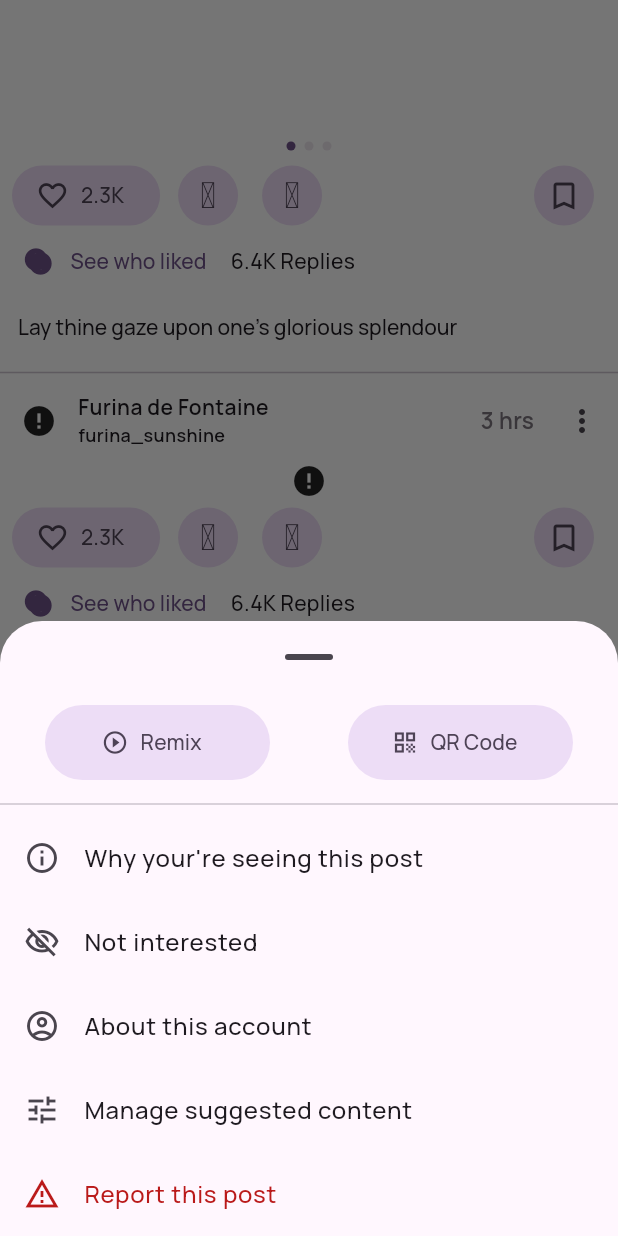
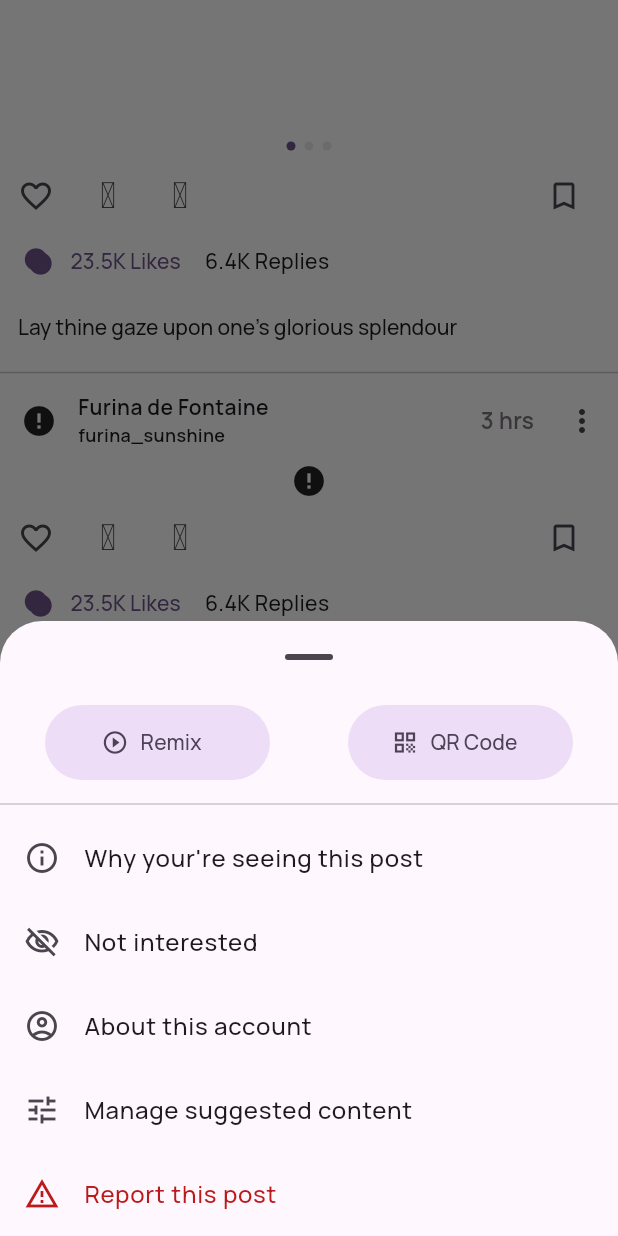
Before and after one commit to crystalarcus/Instagram-M3-Redesigned, a Flutter app: the screen it shows after launch, scrolled down 576 dp, after a tap on the "more vert" icon, on a phone screen of 412 x 824 dp. Run offline on Flutter 3.47's test engine with Material 3 defaults, Android fonts, the light colour scheme and no system bars; drawn by our look-alikes of cached_network_image, flutter_carousel_widget; our stand-ins replace go_router, google_fonts, material_design_icons_flutter, material_symbols_icons, scrollable_positioned_list; missing offline and left inert: side_sheet; network calls fail.

Commit message:
PostWidget buttons change

```diff
--- a/lib/Components/posts.dart
+++ b/lib/Components/posts.dart
@@ -184,7 +184,6 @@ class _MobilePostState extends State<MobilePost> {
           Row(
             mainAxisSize: MainAxisSize.max,
             children: [
-              const SizedBox(width: 8),
               SelectButton(
                 isSelected: liked,
                 selectedColor: Colors.red,
@@ -197,10 +196,9 @@ class _MobilePostState extends State<MobilePost> {
                 selectedIcon: Icons.favorite,
                 unselectedIcon: Icons.favorite_outline,
               ),
-              const SizedBox(width: 8),
               SizedBox(
                   height: 40,
-                  child: IconButton.filledTonal(
+                  child: IconButton(
                       onPressed: () {
                         showModalBottomSheet(
                             context: context,
@@ -214,18 +212,16 @@ class _MobilePostState extends State<MobilePost> {
                       },
                       // label: const Text("2.3K"),
                       icon: Icon(MdiIcons.commentTextOutline))),
-              const SizedBox(width: 8),
               SizedBox(
                   height: 40,
-                  child: IconButton.filledTonal(
+                  child: IconButton(
                       onPressed: () {},
                       // label: const Text("Share"),
                       icon: Icon(MdiIcons.sendVariantOutline))),
-              const SizedBox(width: 8),
               const Spacer(),
               SizedBox(
                   height: 40,
-                  child: IconButton.filledTonal(
+                  child: IconButton(
                     onPressed: () {},
                     icon: const Icon(Icons.bookmark_outline),
                   )
@@ -290,7 +286,8 @@ class _MobilePostState extends State<MobilePost> {
                       )
                     ],
                   ),
-                  label: const Text("See who liked")),
+                  label: const Text("23.5K Likes")),
+              const SizedBox(height: 4),
               const Text("6.4K Replies")
             ],
           ),
@@ -642,14 +639,13 @@ class _SelectButtonState extends State<SelectButton>
   Widget build(BuildContext context) {
     return SizedBox(
         height: 40,
-        child: FilledButton.tonalIcon(
+        child: IconButton(
           onPressed: onTap,
-          label: Text(widget.title),
+          // label: Text(widget.title),
           icon: AnimatedScale(
               duration: Durations.short3,
               scale: scaleValue,
               child: Icon(
-                size: 22,
                 widget.isSelected ? widget.selectedIcon : widget.unselectedIcon,
                 color: widget.isSelected
                     ? widget.selectedColor
```
